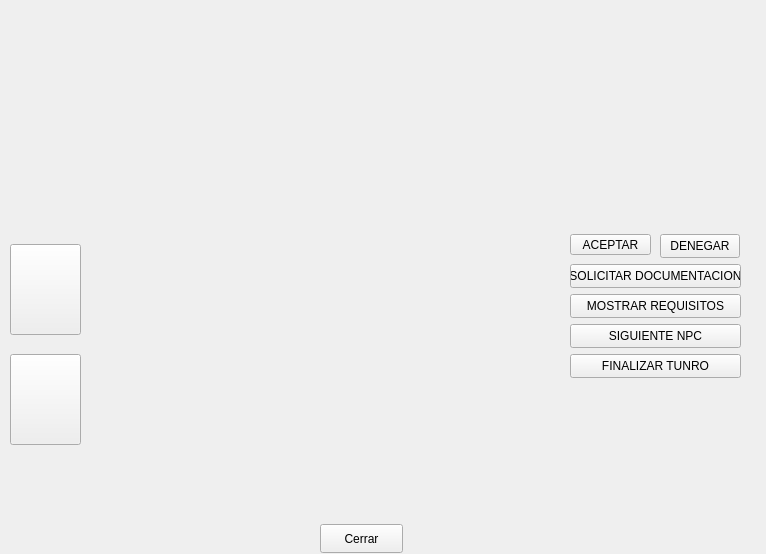
First picture: the form in gameplay.ui, repository facurz55/Paper-Please, before the edit.
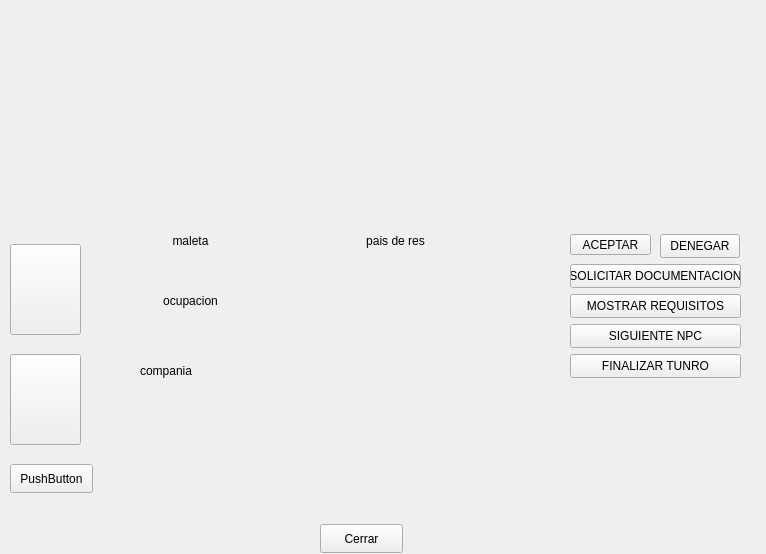
Second picture: the form after the edit. Icons and pictures are not drawn.

The edit to the form file:
```diff
--- a/gameplay.ui
+++ b/gameplay.ui
@@ -416,6 +416,83 @@
              <set>Qt::AlignmentFlag::AlignCenter</set>
             </property>
            </widget>
+           <widget class="QLabel" name="MaletaPeso">
+            <property name="geometry">
+             <rect>
+              <x>140</x>
+              <y>10</y>
+              <width>101</width>
+              <height>81</height>
+             </rect>
+            </property>
+            <property name="text">
+             <string>maleta</string>
+            </property>
+            <property name="alignment">
+             <set>Qt::AlignmentFlag::AlignHCenter|Qt::AlignmentFlag::AlignTop</set>
+            </property>
+           </widget>
+           <widget class="QLabel" name="compania">
+            <property name="geometry">
+             <rect>
+              <x>140</x>
+              <y>140</y>
+              <width>121</width>
+              <height>71</height>
+             </rect>
+            </property>
+            <property name="text">
+             <string>compania</string>
+            </property>
+            <property name="alignment">
+             <set>Qt::AlignmentFlag::AlignLeading|Qt::AlignmentFlag::AlignLeft|Qt::AlignmentFlag::AlignTop</set>
+            </property>
+           </widget>
+           <widget class="QLabel" name="ocupacion">
+            <property name="geometry">
+             <rect>
+              <x>140</x>
+              <y>70</y>
+              <width>101</width>
+              <height>71</height>
+             </rect>
+            </property>
+            <property name="text">
+             <string>ocupacion</string>
+            </property>
+            <property name="alignment">
+             <set>Qt::AlignmentFlag::AlignHCenter|Qt::AlignmentFlag::AlignTop</set>
+            </property>
+           </widget>
+           <widget class="QLabel" name="residencia">
+            <property name="geometry">
+             <rect>
+              <x>320</x>
+              <y>10</y>
+              <width>151</width>
+              <height>231</height>
+             </rect>
+            </property>
+            <property name="text">
+             <string>pais de res</string>
+            </property>
+            <property name="alignment">
+             <set>Qt::AlignmentFlag::AlignHCenter|Qt::AlignmentFlag::AlignTop</set>
+            </property>
+           </widget>
+           <widget class="QPushButton" name="proposito">
+            <property name="geometry">
+             <rect>
+              <x>10</x>
+              <y>240</y>
+              <width>83</width>
+              <height>29</height>
+             </rect>
+            </property>
+            <property name="text">
+             <string>PushButton</string>
+            </property>
+           </widget>
           </widget>
          </item>
         </layout>
```
